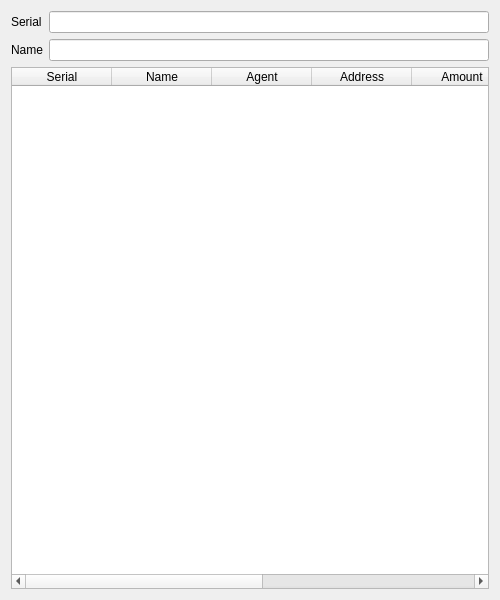
Qt form forms/DebtorDetailsDialog.ui (alanhaggai/Daily-Collection) before a commit.
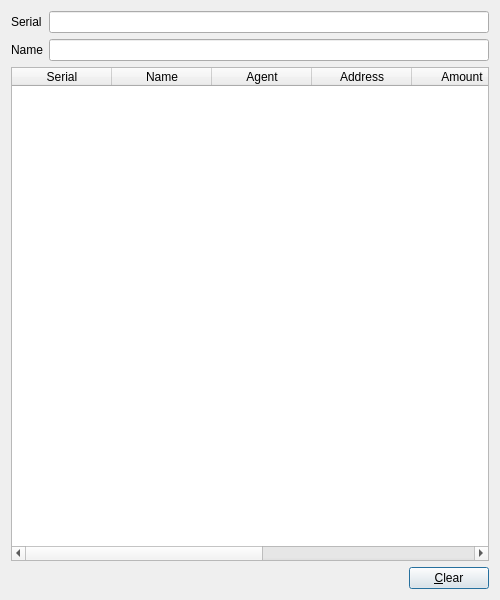
The same form after that commit. Icons and pictures are not drawn.

Commit message: Clear button added

Diff of the .ui file:
```diff
--- a/forms/DebtorDetailsDialog.ui
+++ b/forms/DebtorDetailsDialog.ui
@@ -13,6 +13,8 @@
   <property name="windowTitle">
    <string>Debtor Details</string>
   </property>
+  <layout class="QGridLayout" name="gridLayout_2">
+   <item row="0" column="0" colspan="2">
   <layout class="QGridLayout" name="gridLayout">
    <item row="0" column="0">
     <widget class="QLabel" name="label">
@@ -41,7 +43,9 @@
    <item row="1" column="1">
     <widget class="QLineEdit" name="name_edit"/>
    </item>
-   <item row="2" column="0" colspan="2">
+    </layout>
+   </item>
+   <item row="1" column="0" colspan="2">
     <widget class="QTableWidget" name="table_widget">
      <property name="editTriggers">
       <set>QAbstractItemView::NoEditTriggers</set>
@@ -108,6 +112,30 @@
      </column>
     </widget>
    </item>
+   <item row="2" column="0">
+    <spacer name="horizontalSpacer">
+     <property name="orientation">
+      <enum>Qt::Horizontal</enum>
+     </property>
+     <property name="sizeHint" stdset="0">
+      <size>
+       <width>398</width>
+       <height>20</height>
+      </size>
+     </property>
+    </spacer>
+   </item>
+   <item row="2" column="1">
+    <widget class="QPushButton" name="clear_button">
+     <property name="text">
+      <string>&amp;Clear</string>
+     </property>
+     <property name="icon">
+      <iconset resource="../res/dailycollection.qrc">
+       <normaloff>:/Subtract.png</normaloff>:/Subtract.png</iconset>
+     </property>
+    </widget>
+   </item>
   </layout>
  </widget>
  <resources/>
```
Left out of the diff: 55 changed lines with no effect on the pictures. Lines whose indentation alone changed are shown as unchanged.
